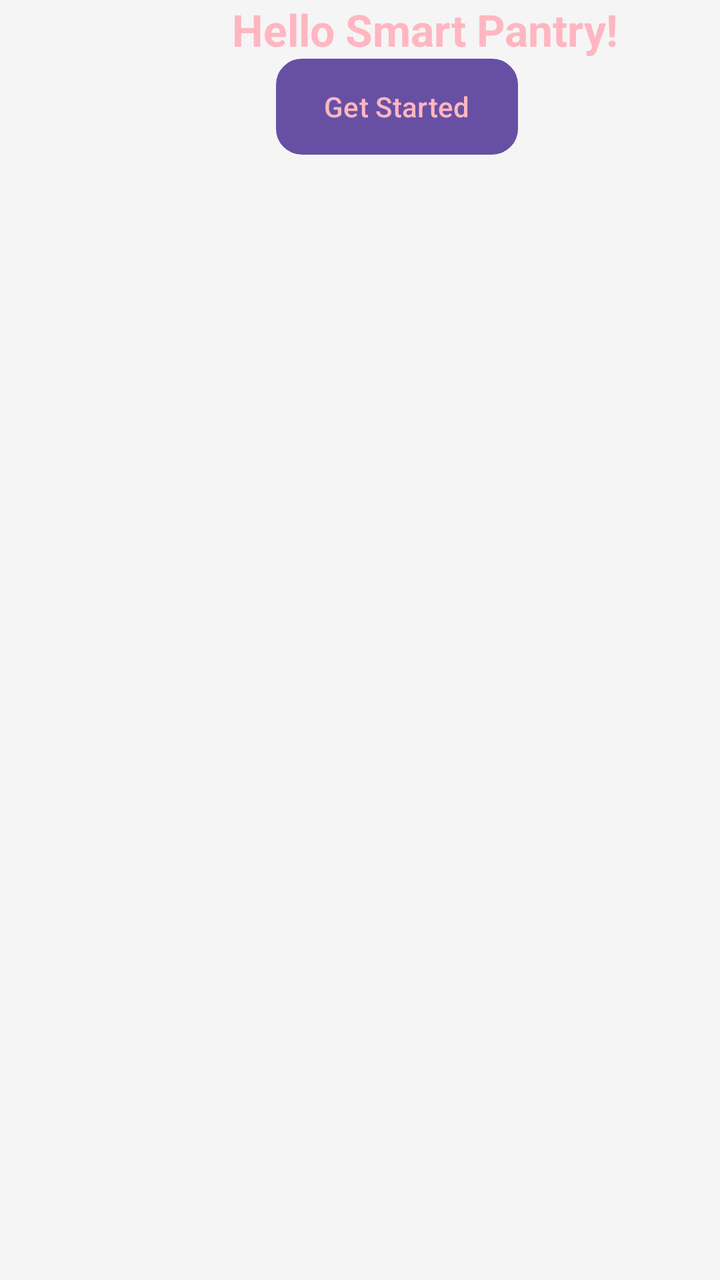
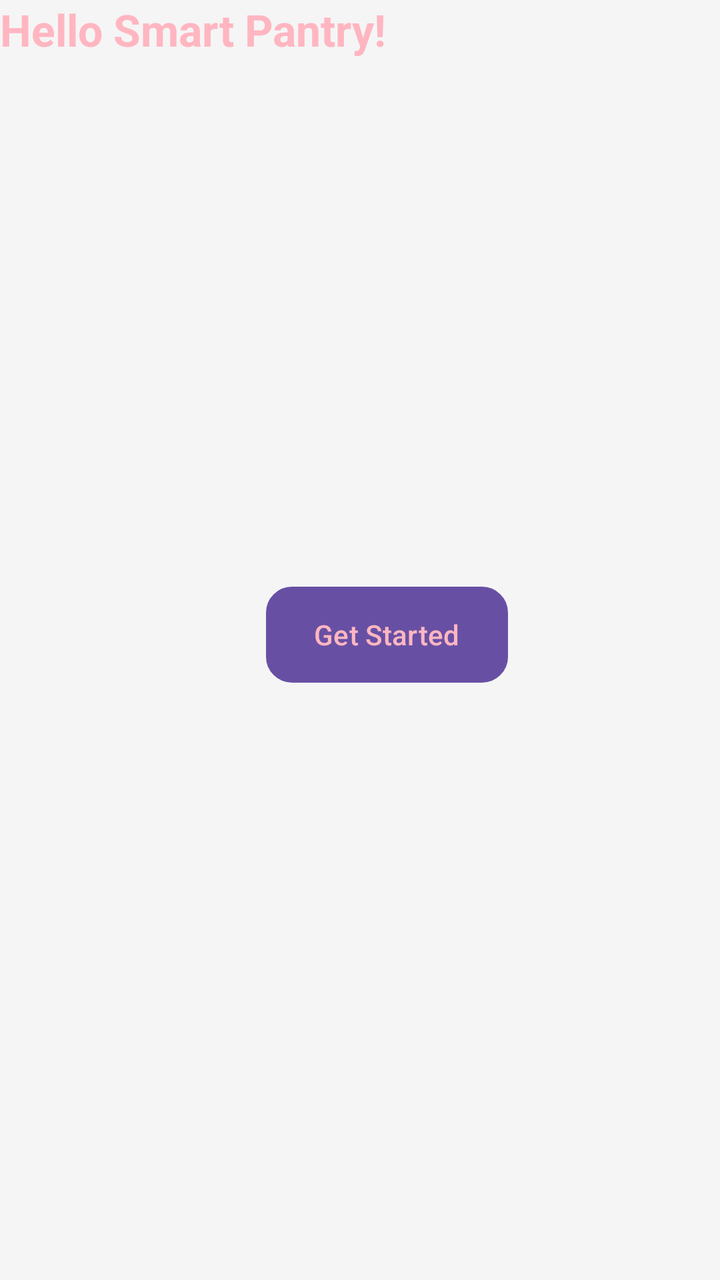

An Android layout rendered at two revisions. The XML below is the earlier revision; the diff shows what the commit changed to produce the second picture.
<!-- AndroidManifest.xml: application theme Theme.SmartPantryManager -->
<!-- res/layout/activity_main.xml -->
<?xml version="1.0" encoding="utf-8"?>
<androidx.constraintlayout.widget.ConstraintLayout xmlns:android="http://schemas.android.com/apk/res/android"
    xmlns:app="http://schemas.android.com/apk/res-auto"
    xmlns:tools="http://schemas.android.com/tools"
    android:id="@+id/main"
    android:layout_width="match_parent"
    android:layout_height="match_parent"
    android:background="@color/neutralBackground"
    tools:context=".MainActivity">

    

    <TextView
        android:id="@+id/helloText"
        android:layout_width="wrap_content"
        android:layout_height="wrap_content"
        android:layout_marginStart="116dp"
        android:text="Hello Smart Pantry!"
        android:textColor="@color/pinkPrimary"
        android:textSize="22sp"
        android:textStyle="bold"
        app:layout_constraintBottom_toBottomOf="parent"
        app:layout_constraintBottom_toTopOf="@id/startButton"
        app:layout_constraintStart_toStartOf="parent"
        app:layout_constraintTop_toTopOf="parent"
        app:layout_constraintVertical_bias="0.557" />

    <Button
        android:id="@+id/startButton"
        android:layout_width="wrap_content"
        android:layout_height="wrap_content"
        android:background="@drawable/rounded_button"
        android:backgroundTint="@color/neutralBackground"
        android:text="Get Started"
        android:textColor="@color/pinkPrimary"
        app:layout_constraintEnd_toEndOf="parent"
        app:layout_constraintHorizontal_bias="0.577"
        app:layout_constraintStart_toStartOf="parent"
        app:layout_constraintTop_toBottomOf="@id/helloText"
        tools:layout_editor_absoluteY="259dp" />


</androidx.constraintlayout.widget.ConstraintLayout>
<!-- resources referenced by this layout -->
<resources>
  <color name="neutralBackground">#F5F5F5</color>
  <color name="pinkPrimary">#FFB6C1</color>
  <!-- drawable rounded_button (drawable) -->
  <?xml version="1.0" encoding="utf-8"?>
  <shape xmlns:android="http://schemas.android.com/apk/res/android">
      <solid android:color="@color/neutralBackground"/>
      <corners android:radius="12dp"/>
      <stroke android:width="2dp" android:color="@color/pinkPrimary"/>
  
  </shape>
  <style name="Theme.SmartPantryManager" parent="Base.Theme.SmartPantryManager" />
  <style name="Base.Theme.SmartPantryManager" parent="Theme.Material3.DayNight.NoActionBar">
          
          
      </style>
</resources>

<!-- the commit's change to res/layout/activity_main.xml (unified diff, before → after) -->
@@ -14,7 +14,6 @@
         android:id="@+id/helloText"
         android:layout_width="wrap_content"
         android:layout_height="wrap_content"
-        android:layout_marginStart="116dp"
         android:text="Hello Smart Pantry!"
         android:textColor="@color/pinkPrimary"
         android:textSize="22sp"
@@ -23,21 +22,21 @@
         app:layout_constraintBottom_toTopOf="@id/startButton"
         app:layout_constraintStart_toStartOf="parent"
         app:layout_constraintTop_toTopOf="parent"
-        app:layout_constraintVertical_bias="0.557" />
+        app:layout_constraintVertical_bias="0.556" />
 
     <Button
         android:id="@+id/startButton"
         android:layout_width="wrap_content"
         android:layout_height="wrap_content"
+        android:layout_marginTop="264dp"
         android:background="@drawable/rounded_button"
         android:backgroundTint="@color/neutralBackground"
         android:text="Get Started"
         android:textColor="@color/pinkPrimary"
         app:layout_constraintEnd_toEndOf="parent"
-        app:layout_constraintHorizontal_bias="0.577"
+        app:layout_constraintHorizontal_bias="0.556"
         app:layout_constraintStart_toStartOf="parent"
-        app:layout_constraintTop_toBottomOf="@id/helloText"
-        tools:layout_editor_absoluteY="259dp" />
+        app:layout_constraintTop_toBottomOf="@id/helloText" />
 
 
 </androidx.constraintlayout.widget.ConstraintLayout>
